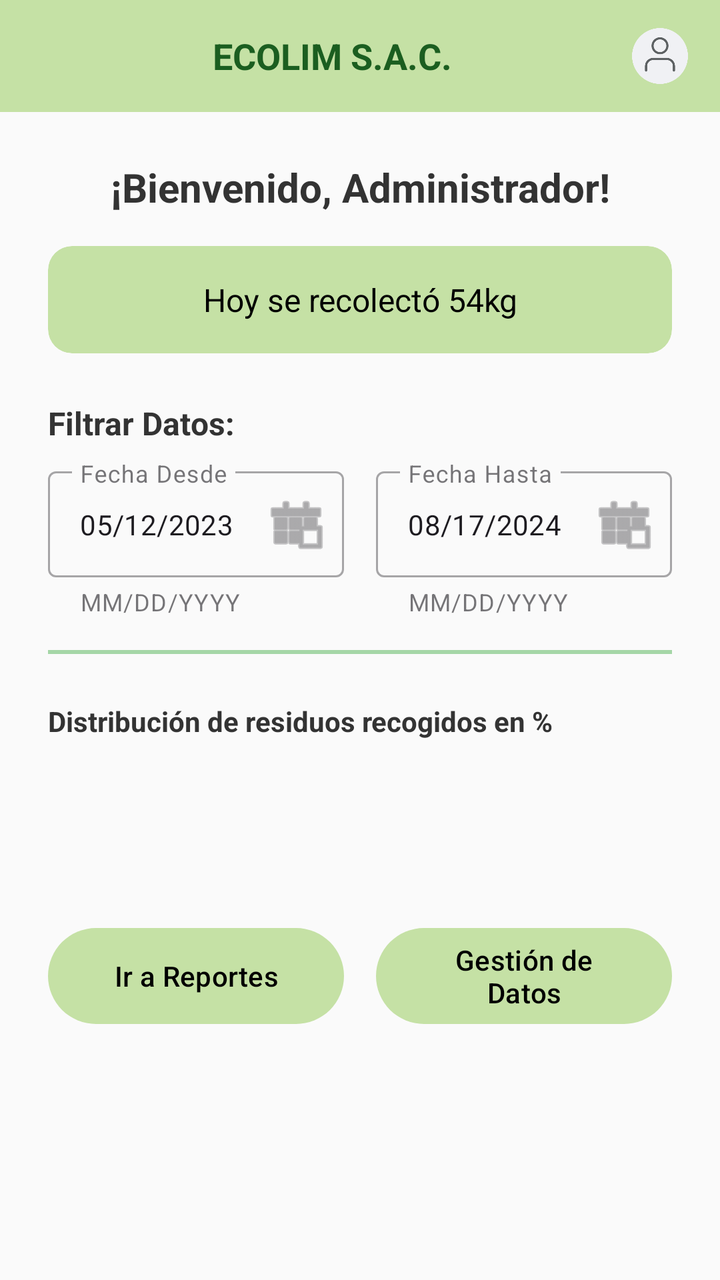
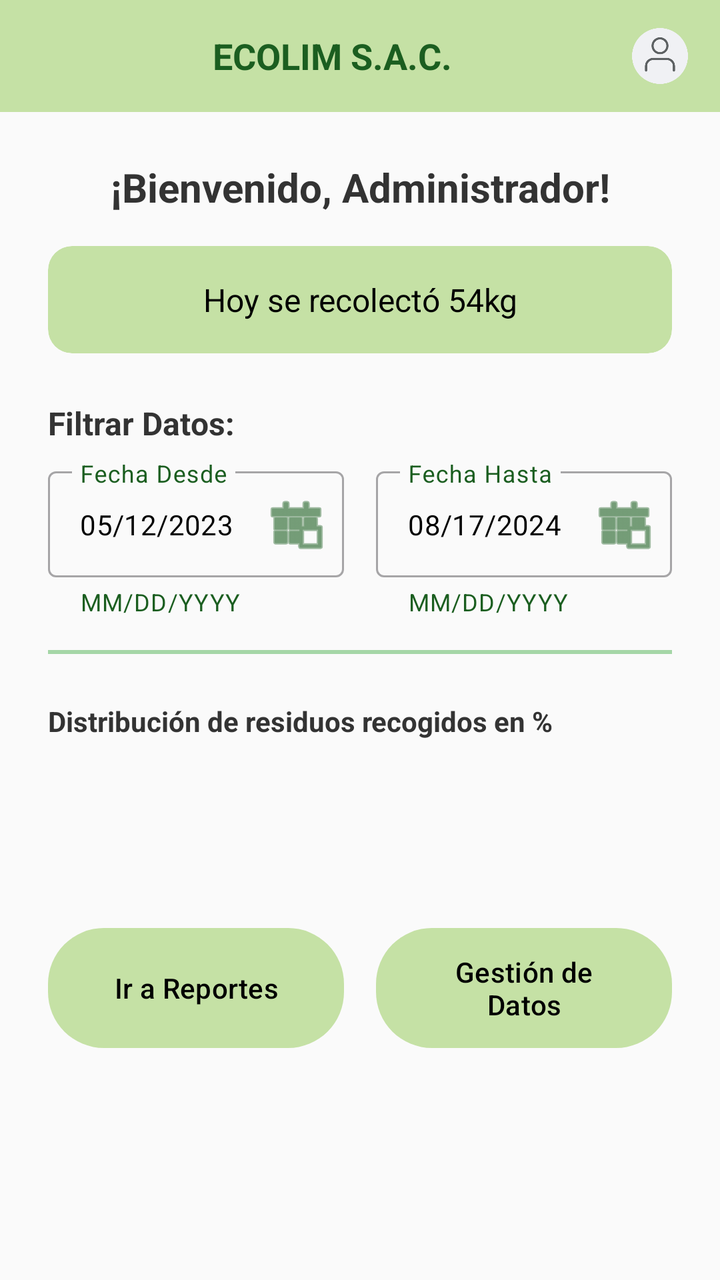

Screens rendered from an Android XML layout before and after an edit, with the pre-edit source and the edit as a unified diff.
<!-- AndroidManifest.xml: application theme Theme.Login -->
<!-- res/layout/activity_home_admin.xml -->
<?xml version="1.0" encoding="utf-8"?>
<ScrollView xmlns:android="http://schemas.android.com/apk/res/android"
    xmlns:app="http://schemas.android.com/apk/res-auto"
    android:layout_width="match_parent"
    android:layout_height="match_parent"
    android:background="#FAFAFA"
    android:fillViewport="true"
    android:id="@+id/main"
    >

    <LinearLayout
        android:layout_width="match_parent"
        android:layout_height="wrap_content"
        android:orientation="vertical"
        android:paddingBottom="32dp">

        <LinearLayout
            android:id="@+id/topBar"
            android:layout_width="match_parent"
            android:layout_height="56dp"
            android:background="#C5E1A5"
            android:gravity="center_vertical"
            android:orientation="horizontal"
            android:paddingHorizontal="16dp">

            <TextView
                android:layout_width="0dp"
                android:layout_height="wrap_content"
                android:layout_weight="1"
                android:gravity="center"
                android:text="ECOLIM S.A.C."
                android:textColor="#1B5E20"
                android:textSize="18sp"
                android:textStyle="bold" />

            <ImageView
                android:id="@+id/btnPerfil"
                android:layout_width="28dp"
                android:layout_height="28dp"
                app:srcCompat="@drawable/profile" />

        </LinearLayout>

        <TextView
            android:id="@+id/labelBienvenida"
            android:layout_width="match_parent"
            android:layout_height="wrap_content"
            android:layout_marginTop="24dp"
            android:gravity="center"
            android:text="¡Bienvenido, Administrador!"
            android:textColor="#333333"
            android:textSize="20sp"
            android:textStyle="bold" />

        <com.google.android.material.card.MaterialCardView
            android:layout_width="match_parent"
            android:layout_height="wrap_content"
            android:layout_marginHorizontal="24dp"
            android:layout_marginTop="16dp"
            app:cardBackgroundColor="#C5E1A5"
            app:cardCornerRadius="12dp"
            app:strokeWidth="0dp">

            <TextView
                android:id="@+id/labelRecoleccion"
                android:layout_width="match_parent"
                android:layout_height="wrap_content"
                android:gravity="center"
                android:padding="16dp"
                android:text="Hoy se recolectó 54kg"
                android:textColor="#000000"
                android:textSize="16sp" />
        </com.google.android.material.card.MaterialCardView>

        <TextView
            android:layout_width="wrap_content"
            android:layout_height="wrap_content"
            android:layout_marginHorizontal="24dp"
            android:layout_marginTop="24dp"
            android:text="Filtrar Datos:"
            android:textColor="#333333"
            android:textSize="16sp"
            android:textStyle="bold" />

        <LinearLayout
            android:layout_width="match_parent"
            android:layout_height="wrap_content"
            android:layout_marginHorizontal="24dp"
            android:layout_marginTop="8dp"
            android:orientation="horizontal">

            <com.google.android.material.textfield.TextInputLayout
                style="@style/Widget.MaterialComponents.TextInputLayout.OutlinedBox"
                android:layout_width="0dp"
                android:layout_height="wrap_content"
                android:layout_weight="1"
                android:layout_marginEnd="8dp"
                android:hint="Fecha Desde"
                app:endIconDrawable="@android:drawable/ic_menu_today"
                app:endIconMode="custom"
                app:helperText="MM/DD/YYYY">

                <com.google.android.material.textfield.TextInputEditText
                    android:id="@+id/etFechaDesde"
                    android:layout_width="match_parent"
                    android:layout_height="wrap_content"
                    android:focusable="false"
                    android:text="05/12/2023"
                    android:textSize="14sp" />
            </com.google.android.material.textfield.TextInputLayout>

            <com.google.android.material.textfield.TextInputLayout
                style="@style/Widget.MaterialComponents.TextInputLayout.OutlinedBox"
                android:layout_width="0dp"
                android:layout_height="wrap_content"
                android:layout_weight="1"
                android:layout_marginStart="8dp"
                android:hint="Fecha Hasta"
                app:endIconDrawable="@android:drawable/ic_menu_today"
                app:endIconMode="custom"
                app:helperText="MM/DD/YYYY">

                <com.google.android.material.textfield.TextInputEditText
                    android:id="@+id/etFechaHasta"
                    android:layout_width="match_parent"
                    android:layout_height="wrap_content"
                    android:focusable="false"
                    android:text="08/17/2024"
                    android:textSize="14sp" />

            </com.google.android.material.textfield.TextInputLayout>
        </LinearLayout>

        <TableLayout
            android:id="@+id/tablaDinamica"
            android:layout_width="match_parent"
            android:layout_height="wrap_content"
            android:layout_marginHorizontal="24dp"
            android:layout_marginTop="16dp"
            android:background="#A5D6A7"
            android:padding="1dp"
            android:stretchColumns="0,1">
        </TableLayout>

        <TextView
            android:layout_width="wrap_content"
            android:layout_height="wrap_content"
            android:layout_marginHorizontal="24dp"
            android:layout_marginTop="24dp"
            android:text="Distribución de residuos recogidos en %"
            android:textColor="#333333"
            android:textSize="14sp"
            android:textStyle="bold" />

        <LinearLayout
            android:id="@+id/layoutPorcentajes"
            android:layout_width="match_parent"
            android:layout_height="50dp"
            android:layout_marginHorizontal="24dp"
            android:layout_marginTop="8dp"
            android:orientation="horizontal"
            android:weightSum="100">
        </LinearLayout>

        <LinearLayout
            android:layout_width="match_parent"
            android:layout_height="wrap_content"
            android:layout_marginHorizontal="24dp"
            android:layout_marginTop="32dp"
            android:gravity="center"
            android:orientation="horizontal">

            <com.google.android.material.button.MaterialButton
                android:id="@+id/btnIrReportes"
                android:layout_width="0dp"
                android:layout_height="56dp"
                android:layout_weight="1"
                android:layout_marginEnd="8dp"
                android:text="Ir a Reportes"
                android:textColor="#000000"
                android:textAllCaps="false"
                app:backgroundTint="#C5E1A5"
                app:cornerRadius="28dp" />

            <com.google.android.material.button.MaterialButton
                android:id="@+id/btnGestionDatos"
                android:layout_width="0dp"
                android:layout_height="56dp"
                android:layout_weight="1"
                android:layout_marginStart="8dp"
                android:text="Gestión de Datos"
                android:textColor="#000000"
                android:textAllCaps="false"
                app:backgroundTint="#C5E1A5"
                app:cornerRadius="28dp" />
        </LinearLayout>

    </LinearLayout>
</ScrollView>
<!-- resources referenced by this layout -->
<resources>
  <!-- drawable profile: png bitmap (drawable, 10764 bytes) -->
  <style name="Theme.Login" parent="Base.Theme.Login" />
  <style name="Base.Theme.Login" parent="Theme.Material3.DayNight.NoActionBar">
          
          
          <item name="colorPrimary">@color/purple_500</item>
          <item name="hintTextColor">@color/hint_color_active</item>
          <item name="android:textColorHint">@color/hint_color_default</item>
      </style>
  <color name="purple_500">#673AB7</color>
  <color name="hint_color_active">#1B5E20</color>
  <color name="hint_color_default">#808080</color>
</resources>

<!-- the commit's change to res/layout/activity_home_admin.xml (unified diff, before → after) -->
@@ -93,12 +93,16 @@
                 style="@style/Widget.MaterialComponents.TextInputLayout.OutlinedBox"
                 android:layout_width="0dp"
                 android:layout_height="wrap_content"
-                android:layout_weight="1"
                 android:layout_marginEnd="8dp"
+                android:layout_weight="1"
                 android:hint="Fecha Desde"
+                android:textColorHint="@color/hint_color_active"
                 app:endIconDrawable="@android:drawable/ic_menu_today"
                 app:endIconMode="custom"
-                app:helperText="MM/DD/YYYY">
+                app:endIconTint="@color/hint_color_active"
+                app:helperText="MM/DD/YYYY"
+                app:helperTextTextColor="@color/hint_color_active"
+                app:hintTextColor="@color/hint_color_active">
 
                 <com.google.android.material.textfield.TextInputEditText
                     android:id="@+id/etFechaDesde"
@@ -106,6 +110,8 @@
                     android:layout_height="wrap_content"
                     android:focusable="false"
                     android:text="05/12/2023"
+                    android:textColor="@color/black"
+                    android:textColorHint="@color/hint_color_default"
                     android:textSize="14sp" />
             </com.google.android.material.textfield.TextInputLayout>
 
@@ -113,12 +119,17 @@
                 style="@style/Widget.MaterialComponents.TextInputLayout.OutlinedBox"
                 android:layout_width="0dp"
                 android:layout_height="wrap_content"
-                android:layout_weight="1"
                 android:layout_marginStart="8dp"
+                android:layout_weight="1"
                 android:hint="Fecha Hasta"
+                android:textColorHint="@color/hint_color_active"
                 app:endIconDrawable="@android:drawable/ic_menu_today"
                 app:endIconMode="custom"
-                app:helperText="MM/DD/YYYY">
+                app:endIconTint="@color/hint_color_active"
+                app:helperText="MM/DD/YYYY"
+                app:helperTextTextColor="@color/hint_color_active"
+                app:hintTextColor="@color/hint_color_active"
+                app:suffixTextColor="@color/hint_color_default">
 
                 <com.google.android.material.textfield.TextInputEditText
                     android:id="@+id/etFechaHasta"
@@ -126,6 +137,8 @@
                     android:layout_height="wrap_content"
                     android:focusable="false"
                     android:text="08/17/2024"
+                    android:textColor="@color/black"
+                    android:textColorHint="@color/hint_color_default"
                     android:textSize="14sp" />
 
             </com.google.android.material.textfield.TextInputLayout>
@@ -164,7 +177,7 @@
 
         <LinearLayout
             android:layout_width="match_parent"
-            android:layout_height="wrap_content"
+            android:layout_height="68dp"
             android:layout_marginHorizontal="24dp"
             android:layout_marginTop="32dp"
             android:gravity="center"
@@ -173,24 +186,24 @@
             <com.google.android.material.button.MaterialButton
                 android:id="@+id/btnIrReportes"
                 android:layout_width="0dp"
-                android:layout_height="56dp"
-                android:layout_weight="1"
+                android:layout_height="match_parent"
                 android:layout_marginEnd="8dp"
+                android:layout_weight="1"
                 android:text="Ir a Reportes"
+                android:textAllCaps="false"
                 android:textColor="#000000"
-                android:textAllCaps="false"
                 app:backgroundTint="#C5E1A5"
                 app:cornerRadius="28dp" />
 
             <com.google.android.material.button.MaterialButton
                 android:id="@+id/btnGestionDatos"
                 android:layout_width="0dp"
-                android:layout_height="56dp"
-                android:layout_weight="1"
+                android:layout_height="match_parent"
                 android:layout_marginStart="8dp"
+                android:layout_weight="1"
                 android:text="Gestión de Datos"
+                android:textAllCaps="false"
                 android:textColor="#000000"
-                android:textAllCaps="false"
                 app:backgroundTint="#C5E1A5"
                 app:cornerRadius="28dp" />
         </LinearLayout>
<!-- resource entries referenced after the edit -->
@@ -1,5 +1,8 @@
 <!-- resources referenced by this layout -->
 <resources>
+  <color name="black">#FF000000</color>
+  <color name="hint_color_active">#1B5E20</color>
+  <color name="hint_color_default">#808080</color>
   <!-- drawable profile: png bitmap (drawable, 10764 bytes) -->
   <style name="Theme.Login" parent="Base.Theme.Login" />
   <style name="Base.Theme.Login" parent="Theme.Material3.DayNight.NoActionBar">
@@ -10,7 +13,5 @@
           <item name="android:textColorHint">@color/hint_color_default</item>
       </style>
   <color name="purple_500">#673AB7</color>
-  <color name="hint_color_active">#1B5E20</color>
-  <color name="hint_color_default">#808080</color>
 </resources>
 
